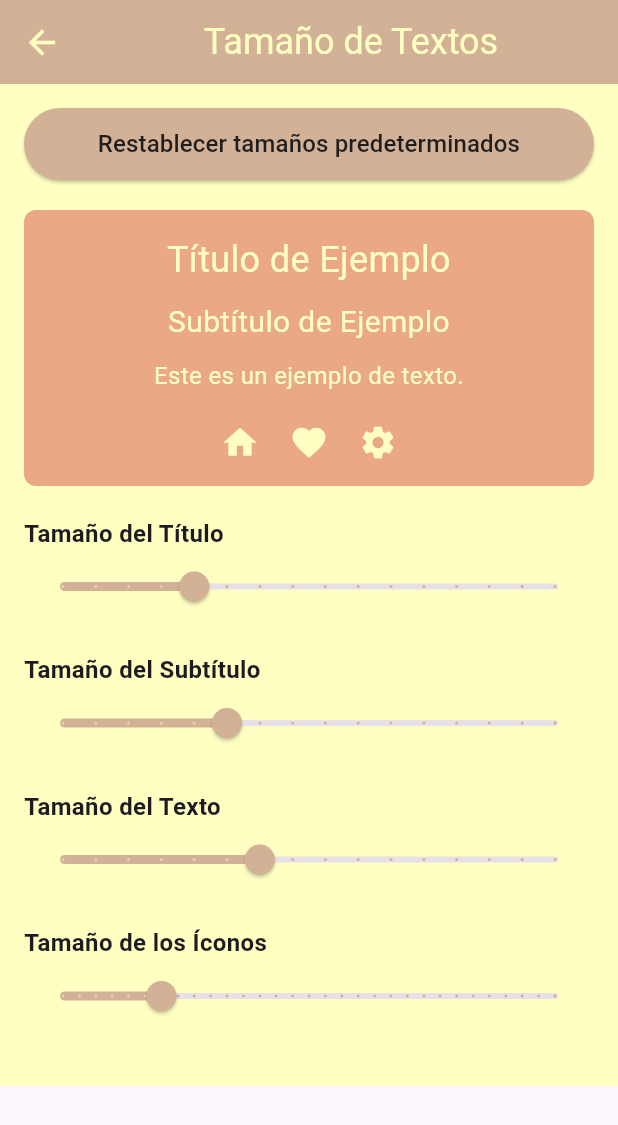
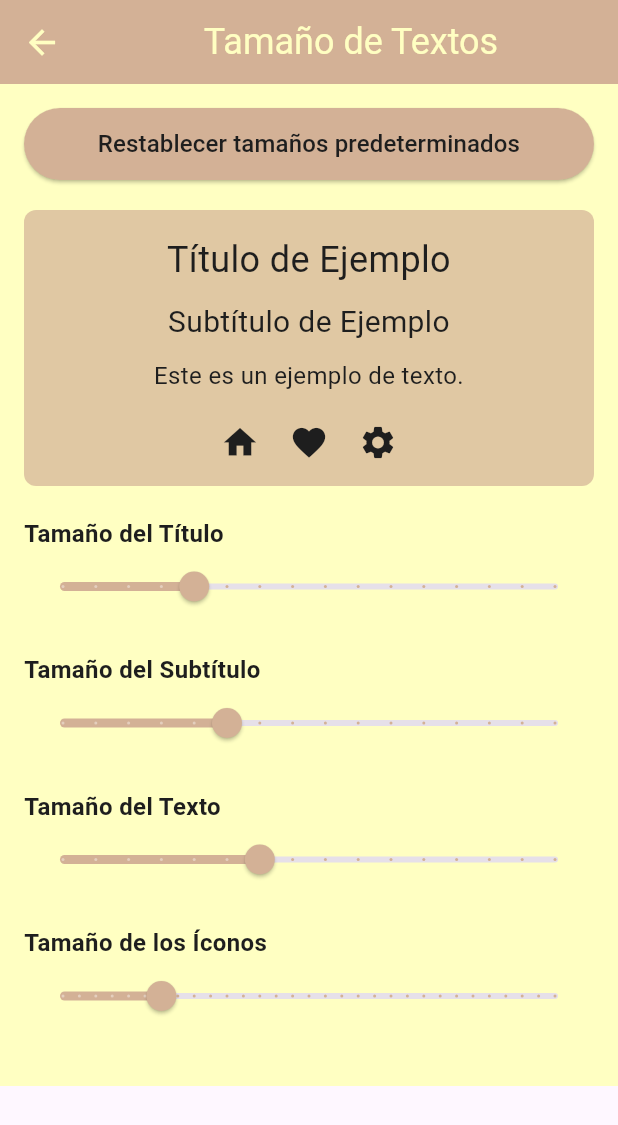
Before and after one commit to J-Manriquez/adam, a Flutter app: the FontSettingsScreen screen opened directly, on a phone screen of 412 x 824 dp. Shown: the top 1125 px of the screen. Run offline on Flutter 3.47's test engine with Material 3 defaults, Android fonts, the phone set to English and light mode, and no system bars; our stand-ins replace logger, sqflite; accounts and stored records are empty.

Commit message:
detalles en colores y tamaños solucionados

```diff
--- a/lib/database/metodos/centros_medicos_metodos.dart
+++ b/lib/database/metodos/centros_medicos_metodos.dart
@@ -1,4 +1,3 @@
-import 'package:sqflite/sqflite.dart';
 import 'package:ADAM/models/db_model.dart'; // Importa tu modelo CentroMedico
 import 'package:ADAM/utils/custom_logger.dart';
 import 'package:ADAM/database/db_adam.dart';
--- a/lib/models/theme_model.dart
+++ b/lib/models/theme_model.dart
@@ -60,7 +60,7 @@ class ThemeModel with ChangeNotifier {
     _backgroundColor = Color.fromRGBO(255, 255, 194, 1); // amarillo pastel claro
     _primaryButtonColor = Color.fromRGBO(226, 107, 105, 1); // Botón café pastel
     _secondaryButtonColor = Color.fromRGBO(255, 255, 102, 1); // Botón rojo brillante
-    _primaryTextColor = Color.fromRGBO(255, 255, 194, 1); // Texto pastel claro
+    _primaryTextColor = Color.fromRGBO(243, 255, 194, 1); // Texto pastel claro
     _secondaryTextColor = Color.fromRGBO(30, 30, 30, 1); // Texto oscuro
     _primaryIconColor = Color.fromRGBO(255, 255, 194, 1); // Icono pastel claro
     _secondaryIconColor = Color.fromRGBO(30, 30, 30, 1);  // Icono azul brillante
--- a/lib/screens/font_settings_screen.dart
+++ b/lib/screens/font_settings_screen.dart
@@ -73,7 +73,7 @@ class FontSettingsScreen extends StatelessWidget {
                 width: double.infinity, // Ancho completo
                 padding: const EdgeInsets.all(16.0),
                 decoration: BoxDecoration(
-                  color: themeModel.secondaryButtonColor.withOpacity(0.4), // Fondo del cuadro
+                  color: themeModel.primaryButtonColor.withOpacity(0.7), // Fondo del cuadro
                   borderRadius: BorderRadius.circular(8.0),
                 ),
                 child: Column(
@@ -83,7 +83,7 @@ class FontSettingsScreen extends StatelessWidget {
                       'Título de Ejemplo',
                       style: TextStyle(
                         fontSize: fontSizeModel.titleSize, // Tamaño dinámico del título
-                        color: themeModel.primaryTextColor, // Color del texto dinámico
+                        color: themeModel.secondaryTextColor, // Color del texto dinámico
                       ),
                       textAlign: TextAlign.center, // Centrado horizontalmente
                     ),
@@ -92,7 +92,7 @@ class FontSettingsScreen extends StatelessWidget {
                       'Subtítulo de Ejemplo',
                       style: TextStyle(
                         fontSize: fontSizeModel.subtitleSize, // Tamaño dinámico del subtítulo
-                        color: themeModel.primaryTextColor, // Color del texto dinámico
+                        color: themeModel.secondaryTextColor, // Color del texto dinámico
                       ),
                       textAlign: TextAlign.center, // Centrado horizontalmente
                     ),
@@ -101,7 +101,7 @@ class FontSettingsScreen extends StatelessWidget {
                       'Este es un ejemplo de texto.',
                       style: TextStyle(
                         fontSize: fontSizeModel.textSize, // Tamaño dinámico del texto
-                        color: themeModel.primaryTextColor, // Color del texto dinámico
+                        color: themeModel.secondaryTextColor, // Color del texto dinámico
                       ),
                       textAlign: TextAlign.center, // Centrado horizontalmente
                     ),
@@ -110,11 +110,11 @@ class FontSettingsScreen extends StatelessWidget {
                     Row(
                       mainAxisAlignment: MainAxisAlignment.center, // Centra los íconos
                       children: [
-                        Icon(Icons.home, size: fontSizeModel.iconSize, color: themeModel.primaryIconColor),
+                        Icon(Icons.home, size: fontSizeModel.iconSize, color: themeModel.secondaryTextColor),
                         const SizedBox(width: 20), // Espacio entre íconos
-                        Icon(Icons.favorite, size: fontSizeModel.iconSize, color: themeModel.primaryIconColor),
+                        Icon(Icons.favorite, size: fontSizeModel.iconSize, color: themeModel.secondaryTextColor),
                         const SizedBox(width: 20), // Espacio entre íconos
-                        Icon(Icons.settings, size: fontSizeModel.iconSize, color: themeModel.primaryIconColor),
+                        Icon(Icons.settings, size: fontSizeModel.iconSize, color: themeModel.secondaryTextColor),
                       ],
                     ),
                   ],
--- a/lib/widgets/font_size_selector.dart
+++ b/lib/widgets/font_size_selector.dart
@@ -31,7 +31,7 @@ class FontSizeSelector extends StatelessWidget {
       children: [
         Text(
           label,
-          style: TextStyle(fontSize: fontSizeModel.textSize, fontWeight: FontWeight.bold),
+          style: TextStyle(color: themeModel.secondaryTextColor, fontSize: fontSizeModel.textSize, fontWeight: FontWeight.bold),
         ),
         Slider(
           value: currentSize,
```
Also changed, not shown: lib/screens/centros_medicos_screen.dart (+4 -4 lines).
